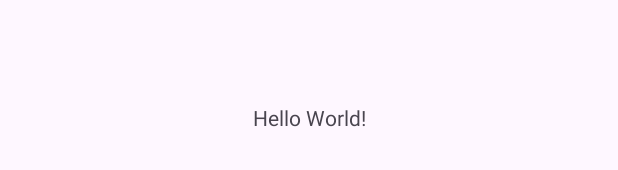
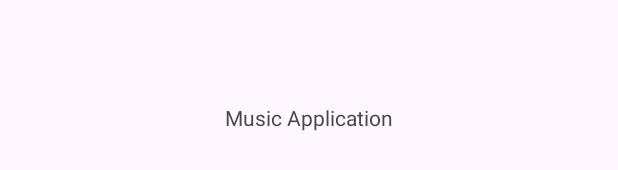
Before and after one commit to dhananjay-deore/music-application, an Android app: the layout activity_main.xml on its own in the app's theme, with its tools: preview values and no code run, on a phone screen of 412 x 824 dp. Shown: the part 501-671 px from the top of the screen. Run offline under Robolectric (Android 15) with nearby library versions, the phone set to English and light mode, and no system bars.

Commit message:
demo commit

```diff
--- a/app/src/main/res/layout/activity_main.xml
+++ b/app/src/main/res/layout/activity_main.xml
@@ -9,7 +9,7 @@
     <TextView
         android:layout_width="wrap_content"
         android:layout_height="wrap_content"
-        android:text="Hello World!"
+        android:text="Music Application"
         app:layout_constraintBottom_toBottomOf="parent"
         app:layout_constraintEnd_toEndOf="parent"
         app:layout_constraintStart_toStartOf="parent"
```
